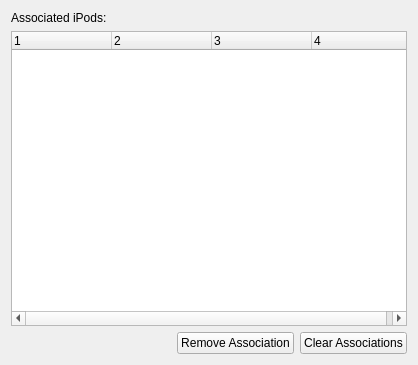
This is app/client/Settings/IpodSettingsWidget.ui in mutecypher/lastfm-desktop as Qt 5 draws it before an edit. The edited form follows.
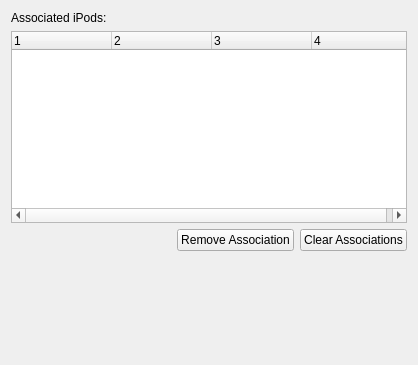
This is the edited form.

Commit message: Some settings layout changes.

```diff
--- a/app/client/Settings/IpodSettingsWidget.ui
+++ b/app/client/Settings/IpodSettingsWidget.ui
@@ -41,6 +41,9 @@
      <property name="columnCount">
       <number>4</number>
      </property>
+     <attribute name="headerStretchLastSection">
+      <bool>false</bool>
+     </attribute>
      <column>
       <property name="text">
        <string notr="true">1</string>
@@ -94,6 +97,19 @@
      </item>
     </layout>
    </item>
+   <item>
+    <spacer name="verticalSpacer">
+     <property name="orientation">
+      <enum>Qt::Vertical</enum>
+     </property>
+     <property name="sizeHint" stdset="0">
+      <size>
+       <width>20</width>
+       <height>0</height>
+      </size>
+     </property>
+    </spacer>
+   </item>
   </layout>
  </widget>
  <resources/>
```
Left out of the diff: 3 changed lines with no effect on the pictures. The commit also changes 2 other files.
